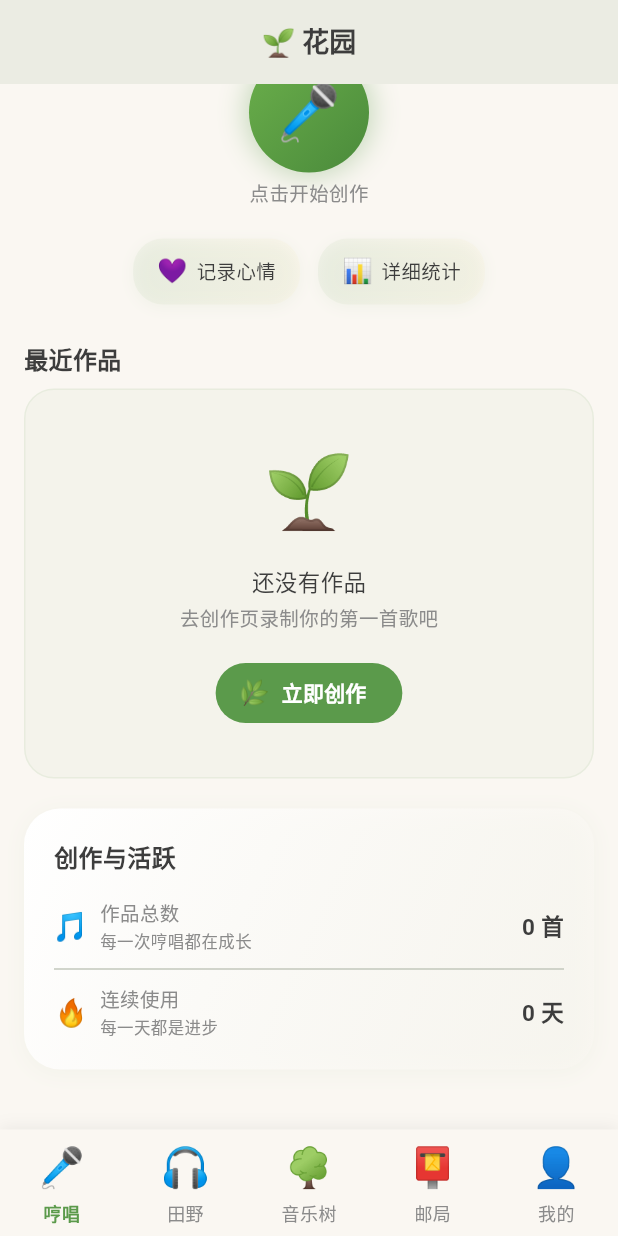
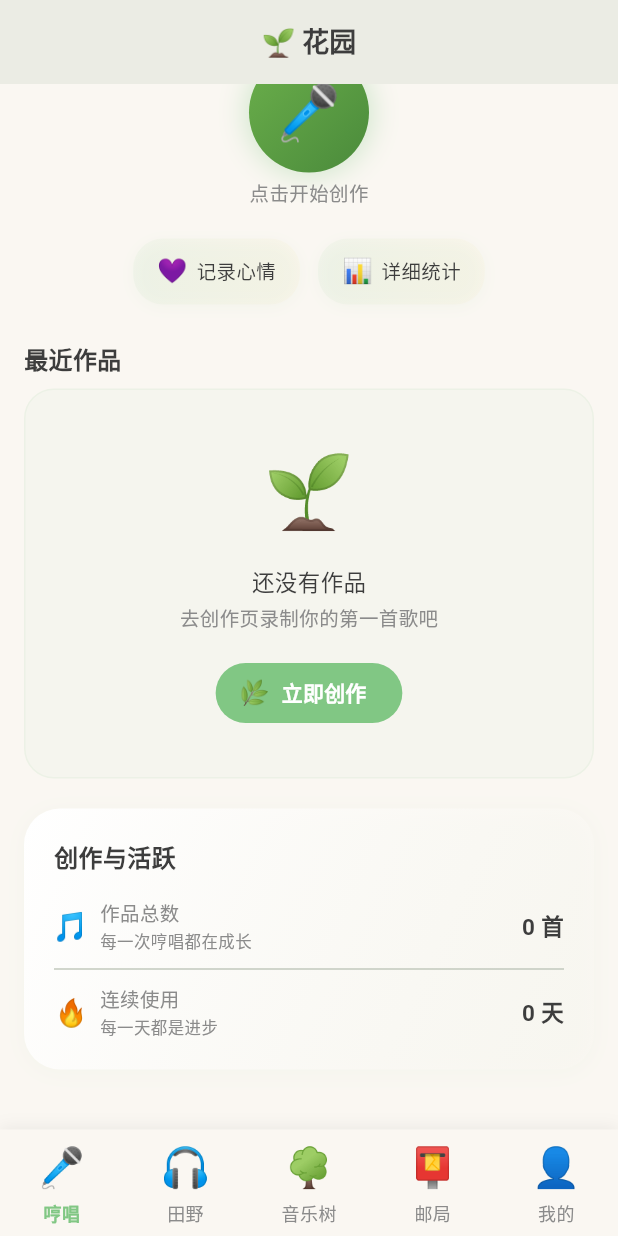
Before and after one commit to 7andy64/SingSprout, a Flutter app: the screen it shows after launch, scrolled down 466 dp, on a phone screen of 412 x 824 dp. Run offline on Flutter 3.47's test engine with Material 3 defaults, Android fonts, the phone set to English and light mode, and no system bars; our stand-ins replace flutter_animate, flutter_secure_storage, go_router, image_picker, just_audio, package_info_plus and 4 more; missing offline and left inert: encrypt, record, tflite_flutter; accounts and stored records are empty; network calls fail; statements that could not run were skipped.

Commit message:
fix: 夜间模式配色优化 + 头像裁剪支持拖拽移动
- 夜间模式配色更新：背景#1A1A1A、卡片#2C2C2C、主文字#E8E8E8、次文字#9E9E9E、品牌绿#81C784、分割线白色12%透明度
- 头像裁剪：InteractiveViewer 添加 constrained:false，支持图片放大后拖拽移动选择裁剪区域

```diff
--- a/sing_sprout/lib/core/theme/app_theme.dart
+++ b/sing_sprout/lib/core/theme/app_theme.dart
@@ -6,7 +6,7 @@ class AppTheme {
   AppTheme._();
 
   // ── 品牌色 ──
-  static const Color primaryGreen = Color(0xFF5B9A4B);
+  static const Color primaryGreen = Color(0xFF81C784);
   static const Color primaryWarm = Color(0xFFF5D04A);
   static const Color primarySoil = Color(0xFF8B6914);
 
@@ -37,11 +37,11 @@ class AppTheme {
   static const Color divider = Color(0xFFE8E4DF);
 
   // ── 中性色（夜间） ──
-  static const Color darkBg = Color(0xFF1E1E1E);
+  static const Color darkBg = Color(0xFF1A1A1A);
   static const Color darkCard = Color(0xFF2C2C2C);
-  static const Color darkTextPrimary = Color(0xFFE0E0E0);
-  static const Color darkTextSecondary = Color(0xFFBDBDBD);
-  static const Color darkDivider = Color(0xFF3A3A3A);
+  static const Color darkTextPrimary = Color(0xFFE8E8E8);
+  static const Color darkTextSecondary = Color(0xFF9E9E9E);
+  static const Color darkDivider = Color(0x1FFFFFFF); // 白色 12% 透明度
 
   // ── 语义色 ──
   static const Color success = Color(0xFF52C41A);
--- a/sing_sprout/lib/shared/widgets/avatar_crop_page.dart
+++ b/sing_sprout/lib/shared/widgets/avatar_crop_page.dart
@@ -65,6 +65,7 @@ class _AvatarCropPageState extends State<AvatarCropPage> {
                       child: ClipOval(
                         child: InteractiveViewer(
                           transformationController: _transformCtrl,
+                          constrained: false,
                           minScale: 1.0,
                           maxScale: 4.0,
                           child: Image.file(
```
